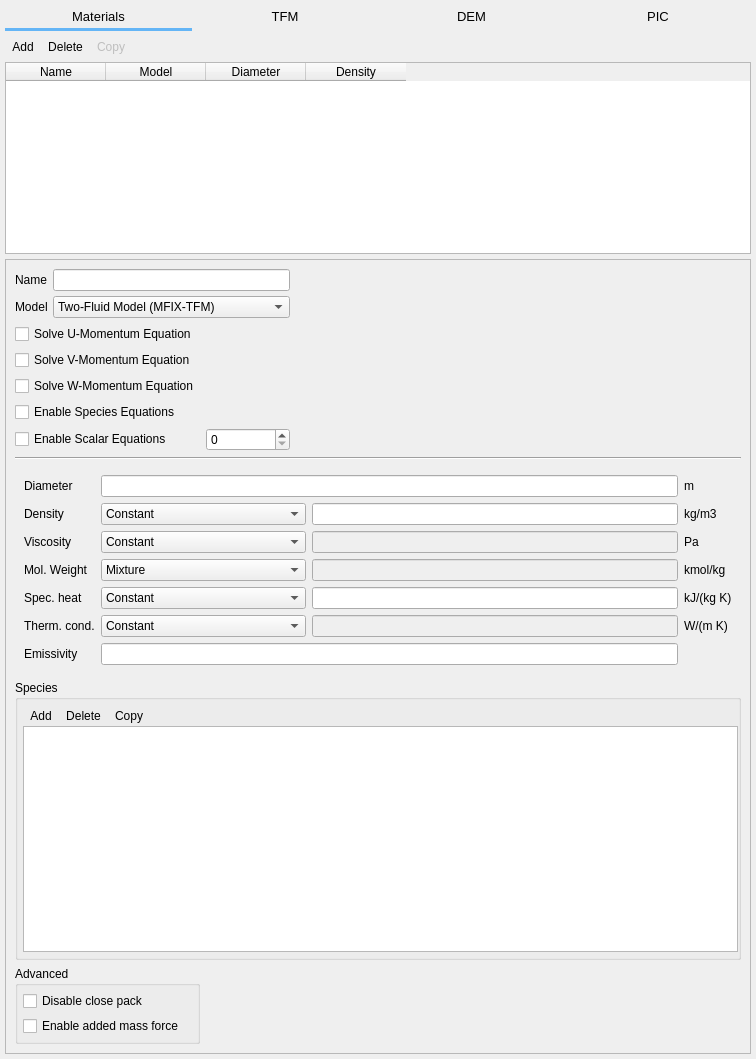
truongd8593/mfix, file gui/uifiles/solids.ui: the form before one commit.
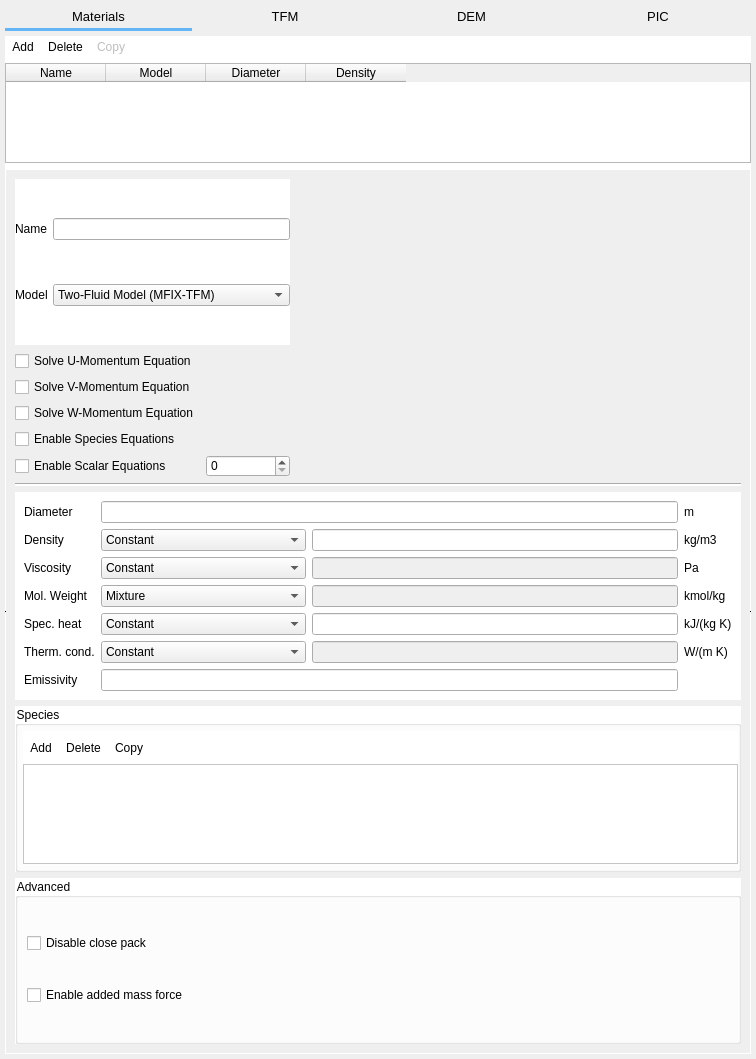
The form after the commit. Custom widgets are drawn as their Qt base class.

Commit message: background-color: white (to match other panes)

```diff
--- a/gui/uifiles/solids.ui
+++ b/gui/uifiles/solids.ui
@@ -140,14 +140,21 @@
    </item>
    <item row="1" column="0">
     <widget class="QStackedWidget" name="stackedwidget_solids">
+     <property name="sizePolicy">
+      <sizepolicy hsizetype="Preferred" vsizetype="Preferred">
+       <horstretch>0</horstretch>
+       <verstretch>0</verstretch>
+      </sizepolicy>
+     </property>
+     <property name="styleSheet">
+      <string notr="true">QStackedWidget{background-color:white;}
+      </string>
+     </property>
      <property name="currentIndex">
       <number>0</number>
      </property>
      <widget class="QWidget" name="materials">
-      <layout class="QVBoxLayout" name="verticalLayout">
-       <property name="spacing">
-        <number>5</number>
-       </property>
+      <layout class="QGridLayout" name="gridLayout_8">
        <property name="margin">
         <number>0</number>
        </property>
@@ -215,17 +222,17 @@
          </layout>
         </widget>
        </item>
-       <item>
+       <item row="1" column="0">
         <widget class="QTableWidget" name="tablewidget_solids">
          <property name="sizePolicy">
-          <sizepolicy hsizetype="Expanding" vsizetype="Maximum">
+          <sizepolicy hsizetype="Expanding" vsizetype="Preferred">
            <horstretch>0</horstretch>
            <verstretch>0</verstretch>
           </sizepolicy>
          </property>
-         <property name="minimumSize">
+         <property name="maximumSize">
           <size>
-           <width>0</width>
+           <width>16777215</width>
            <height>100</height>
           </size>
          </property>
@@ -269,7 +276,7 @@
          </column>
         </widget>
        </item>
-       <item>
+       <item row="2" column="0">
         <widget class="QScrollArea" name="scrollarea_solids_detail">
          <property name="enabled">
           <bool>true</bool>
@@ -283,8 +290,11 @@
          <property name="autoFillBackground">
           <bool>false</bool>
          </property>
+         <property name="styleSheet">
+          <string notr="true"/>
+         </property>
          <property name="frameShape">
-          <enum>QFrame::StyledPanel</enum>
+          <enum>QFrame::HLine</enum>
          </property>
          <property name="frameShadow">
           <enum>QFrame::Plain</enum>
@@ -297,10 +307,15 @@
            <rect>
             <x>0</x>
             <y>0</y>
-            <width>742</width>
-            <height>790</height>
+            <width>744</width>
+            <height>882</height>
            </rect>
           </property>
+          <property name="styleSheet">
+            <string notr="true">QFrame, QGroupBox{
+            background-color:white;
+            }</string>
+          </property>
           <layout class="QGridLayout" name="gridLayout_2">
            <item row="0" column="0" colspan="2">
             <widget class="QFrame" name="frame_22">
@@ -778,6 +793,18 @@
               </item>
               <item>
                <widget class="QTableWidget" name="tablewidget_solids_species">
+                <property name="sizePolicy">
+                 <sizepolicy hsizetype="Expanding" vsizetype="Maximum">
+                  <horstretch>0</horstretch>
+                  <verstretch>0</verstretch>
+                 </sizepolicy>
+                </property>
+                <property name="maximumSize">
+                 <size>
+                  <width>16777215</width>
+                  <height>100</height>
+                 </size>
+                </property>
                 <property name="frameShadow">
                  <enum>QFrame::Plain</enum>
                 </property>
@@ -786,7 +813,7 @@
              </layout>
             </widget>
            </item>
-           <item row="9" column="0">
+           <item row="9" column="0" colspan="3">
             <widget class="QGroupBox" name="groupBox_11">
              <property name="title">
               <string>Advanced</string>
@@ -794,22 +821,7 @@
              <property name="flat">
               <bool>true</bool>
              </property>
-             <layout class="QGridLayout" name="gridLayout_20">
-              <property name="leftMargin">
-               <number>5</number>
-              </property>
-              <property name="topMargin">
-               <number>5</number>
-              </property>
-              <property name="rightMargin">
-               <number>0</number>
-              </property>
-              <property name="bottomMargin">
-               <number>5</number>
-              </property>
-              <property name="spacing">
-               <number>5</number>
-              </property>
+             <layout class="QGridLayout" name="gridLayout_7">
               <item row="0" column="0">
                <widget class="QCheckBox" name="checkBox_13">
                 <property name="text">
```
Left out of the diff: 2 changed lines with no effect on the pictures. The commit also changes 1 other file.
